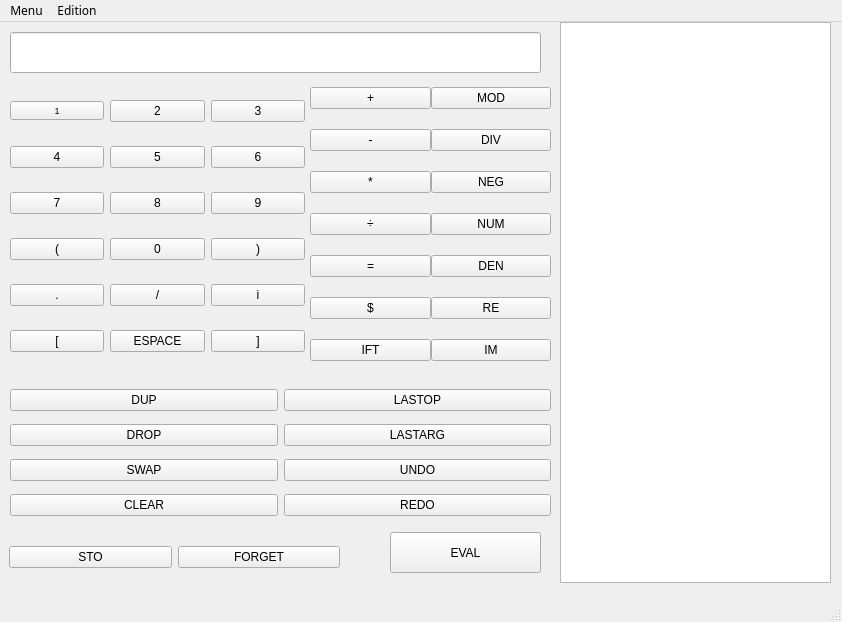
The window that Projetv2/calculatrice.ui (Tyrannas/LO21---P16) describes before a commit, drawn with Qt 5.
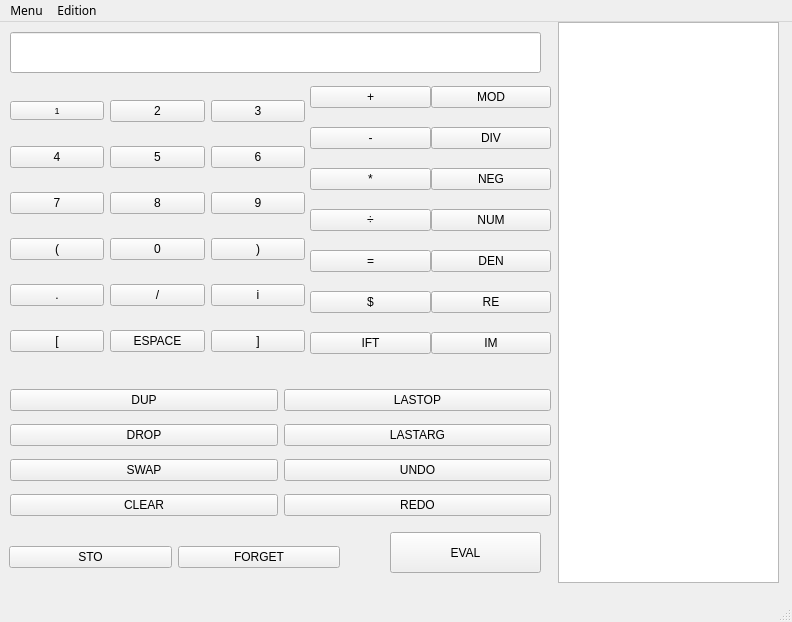
The same window after the commit.

Patch:
```diff
--- a/Projetv2/calculatrice.ui
+++ b/Projetv2/calculatrice.ui
@@ -6,7 +6,7 @@
    <rect>
     <x>0</x>
     <y>0</y>
-    <width>842</width>
+    <width>792</width>
     <height>622</height>
    </rect>
   </property>
@@ -179,7 +179,7 @@
       <x>310</x>
       <y>60</y>
       <width>241</width>
-      <height>288</height>
+      <height>281</height>
      </rect>
     </property>
     <layout class="QGridLayout" name="gridLayout_2">
@@ -373,12 +373,18 @@
    <widget class="QListWidget" name="listWidget">
     <property name="geometry">
      <rect>
-      <x>560</x>
+      <x>558</x>
       <y>0</y>
-      <width>271</width>
+      <width>221</width>
       <height>561</height>
      </rect>
     </property>
+    <property name="font">
+     <font>
+      <family>Roboto Light</family>
+      <pointsize>20</pointsize>
+     </font>
+    </property>
    </widget>
    <widget class="QWidget" name="gridLayoutWidget_4">
     <property name="geometry">
@@ -412,7 +418,7 @@
     <rect>
      <x>0</x>
      <y>0</y>
-     <width>842</width>
+     <width>792</width>
      <height>26</height>
     </rect>
    </property>
```
Left out of the diff: 44 changed lines with no effect on the pictures.
